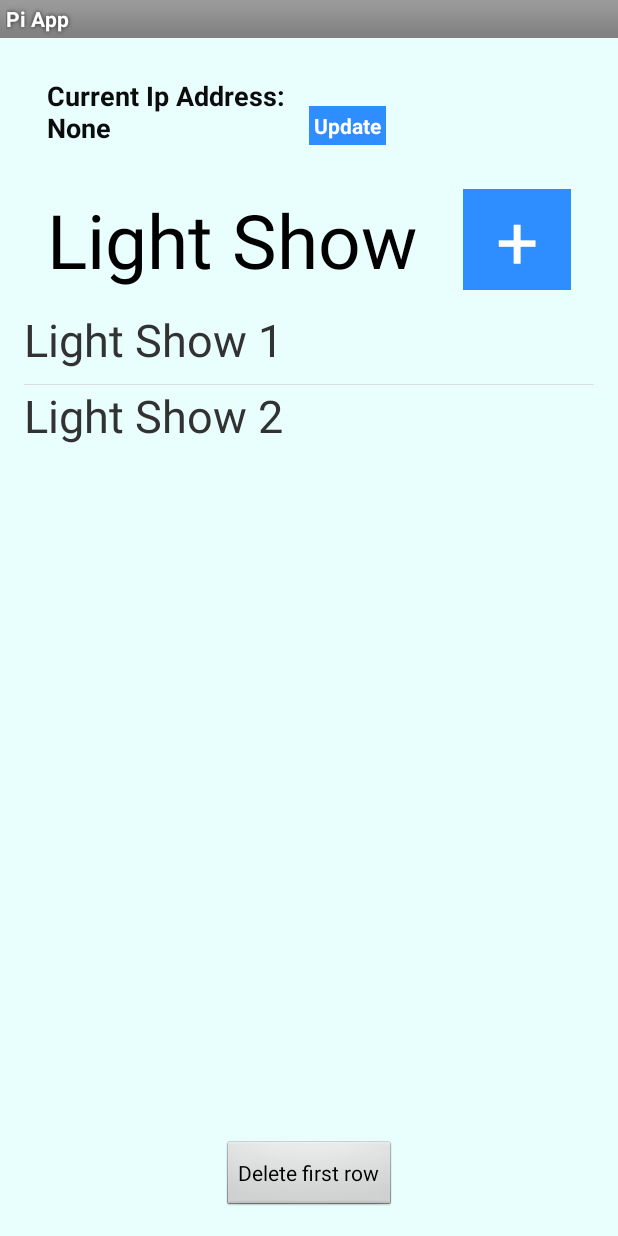
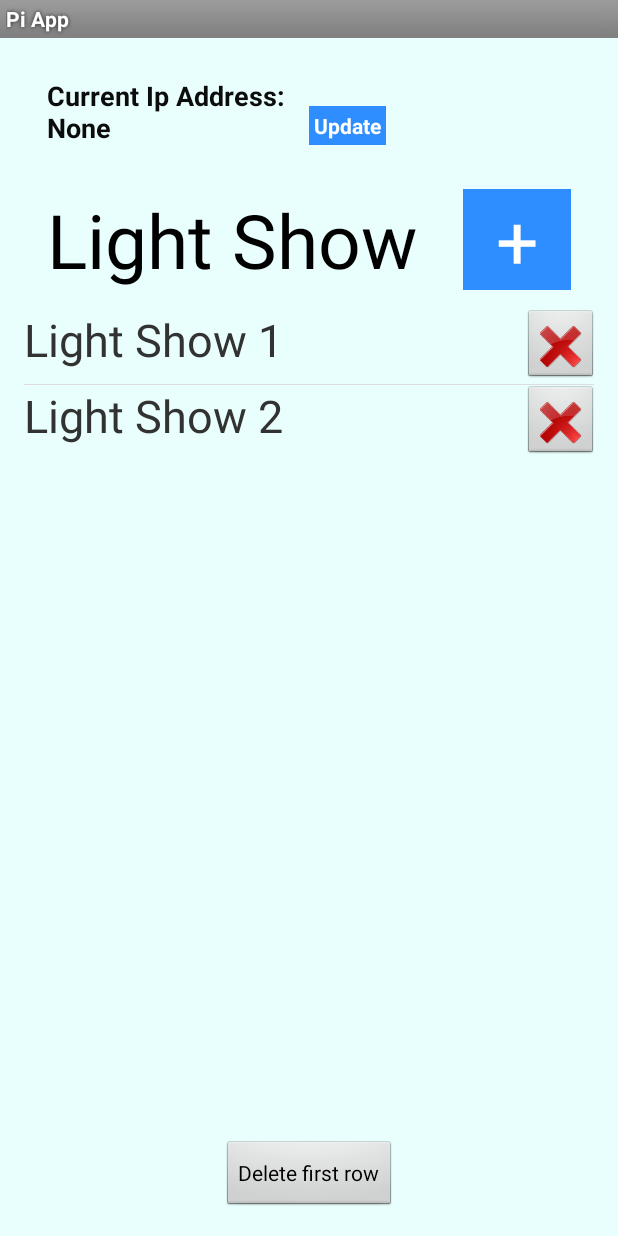
Before and after one commit to emseibert/webandmobile, an Android app: the screen it shows after launch (MainActivity), on a phone screen of 412 x 824 dp. Run offline under Robolectric (Android 15) with nearby library versions, the phone set to English and light mode, and no system bars; libraries missing offline, so code that uses them is left out: com.hmkcode.http.

Commit message:
list view

```diff
--- a/app/src/main/java/cs4720/virginia/cs/edu/piapp/LightShowArrayAdapter.java
+++ /dev/null
@@ -1,43 +0,0 @@
-package cs4720.virginia.cs.edu.piapp;
-
-import android.content.Context;
-import android.view.LayoutInflater;
-import android.view.View;
-import android.view.ViewGroup;
-import android.widget.ArrayAdapter;
-import android.widget.Button;
-import android.widget.ImageView;
-import android.widget.TextView;
-import android.widget.ArrayAdapter;
-import java.util.List;
-import java.util.ArrayList;
-import android.widget.BaseAdapter;
-import android.widget.ImageButton;
-/**
- * Created by kristen on 11/12/14.
- */
-public class LightShowArrayAdapter extends ArrayAdapter<String> {
-    private final Context context;
-    private final String[] values;
-
-    public LightShowArrayAdapter(Context context, String[] values) {
-        super(context, R.layout.list_view, values);
-        this.context = context;
-        this.values = values;
-    }
-
-    @Override
-    public View getView(int position, View convertView, ViewGroup parent) {
-        LayoutInflater inflater = (LayoutInflater) context
-                .getSystemService(Context.LAYOUT_INFLATER_SERVICE);
-        View rowView = inflater.inflate(R.layout.list_view, parent, false);
-        TextView textView = (TextView) rowView.findViewById(R.id.label);
-        ImageButton btn_cancel = (ImageButton) rowView.findViewById(R.id.btn_cancel);
-        textView.setText(values[position]);
-        // change the icon for Windows and iPhone
-        String s = values[position];
-        btn_cancel.setFocusable(false);
-
-        return rowView;
-    }
-}
--- a/app/src/main/java/cs4720/virginia/cs/edu/piapp/MainActivity.java
+++ b/app/src/main/java/cs4720/virginia/cs/edu/piapp/MainActivity.java
@@ -12,11 +12,14 @@ import android.hardware.SensorManager;
 import android.net.ConnectivityManager;
 import android.net.NetworkInfo;
 import android.os.Bundle;
+import android.view.LayoutInflater;
 import android.view.View;
+import android.view.ViewGroup;
 import android.widget.AdapterView;
 import android.widget.ArrayAdapter;
 import android.widget.Button;
 import android.widget.EditText;
+import android.widget.ImageButton;
 import android.widget.ListView;
 import android.widget.TextView;
 import android.widget.Toast;
@@ -296,4 +299,53 @@ public class MainActivity extends Activity {
 
         alertDialog.show();
     }
+
+
+
+    public class LightShowArrayAdapter extends ArrayAdapter<String> {
+        private final Context context;
+        private final String[] values;
+
+        public LightShowArrayAdapter(Context context, String[] values) {
+            super(context, R.layout.list_view, values);
+            this.context = context;
+            this.values = values;
+        }
+
+        @Override
+        public View getView(int position, View convertView, ViewGroup parent) {
+            LayoutInflater inflater = (LayoutInflater) context
+                    .getSystemService(Context.LAYOUT_INFLATER_SERVICE);
+            View rowView = inflater.inflate(R.layout.list_view, parent, false);
+            final TextView textView = (TextView) rowView.findViewById(R.id.label);
+            ImageButton btn_cancel = (ImageButton) rowView.findViewById(R.id.btn_cancel);
+            textView.setText(values[position]);
+            final String name = values[position];
+            // change the icon for Windows and iPhone
+            String s = values[position];
+            btn_cancel.setFocusable(false);
+            btn_cancel.setOnClickListener(new View.OnClickListener() {
+                @Override
+                public void onClick(View v) {
+                    FeedReaderDbHelper mDbHelper = new FeedReaderDbHelper(getBaseContext());
+                    SQLiteDatabase db = mDbHelper.getWritableDatabase();
+                    String[] projection = {COLUMN_NAME_TITLE, COLUMN_NAME_JSON};
+                    String sortOrder =COLUMN_NAME_TITLE + " DESC";
+
+                    // Define 'where' part of query.
+                    String selection = FeedReaderContract.FeedEntry.COLUMN_NAME_TITLE + " LIKE ?";
+                    // Specify arguments in placeholder order.
+                    String val = textView.getText().toString();
+                    String[] selectionArgs = { String.valueOf(val) };
+
+                    db.delete(TABLE_NAME, selection, selectionArgs);
+
+                    db.close();
+
+                    populateList();
+                }
+            });
+            return rowView;
+        }
+    }
 }
--- a/app/src/main/res/layout/list_view.xml
+++ b/app/src/main/res/layout/list_view.xml
@@ -1,18 +1,18 @@
 <?xml version="1.0" encoding="utf-8"?>
 
 <LinearLayout xmlns:android="http://schemas.android.com/apk/res/android"
-    android:orientation="horizontal" android:layout_width="wrap_content"
+    android:orientation="horizontal" android:layout_width="fill_parent"
     android:layout_height="match_parent"
     android:weightSum="1">
 
+
     <TextView
-        android:layout_width="379dp"
+        android:layout_width="562dp"
         android:layout_height="50dp"
         android:text="New Text"
         android:id="@+id/label"
-        android:textSize="30dp"
-
-        />
+        android:textSize="30sp"
+        android:layout_weight="0.99" />
 
     <ImageButton
         android:layout_width="50dp"
@@ -25,4 +25,5 @@
         android:focusable="false"
         android:focusableInTouchMode="false"/>
 
+
 </LinearLayout>
```
